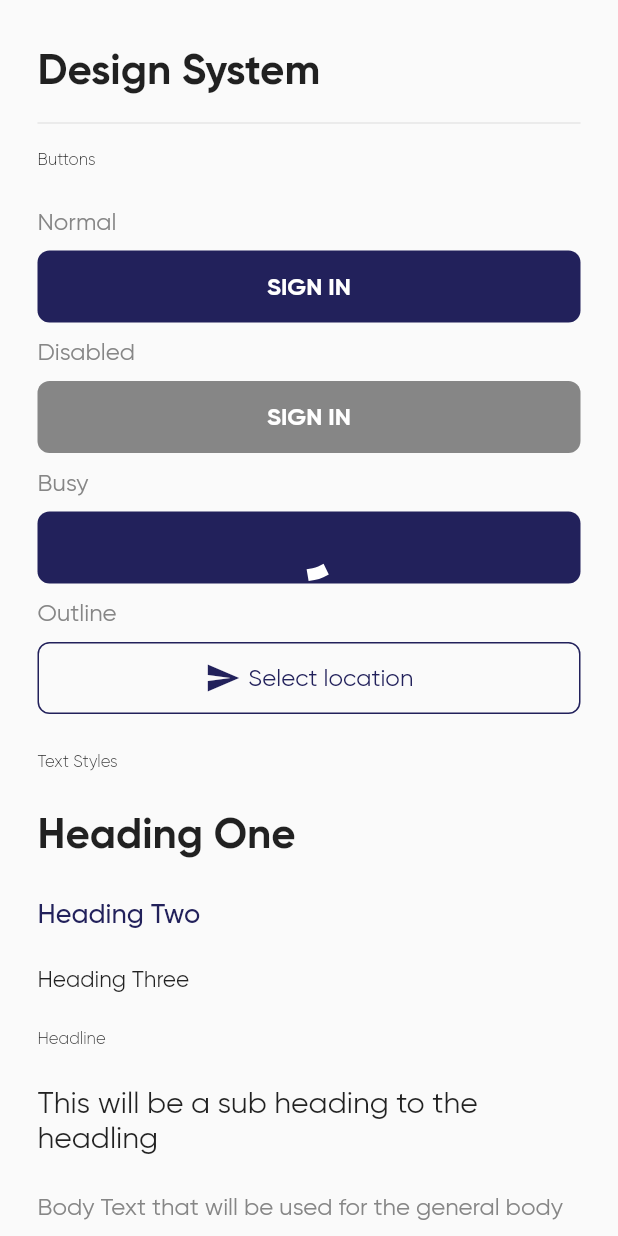
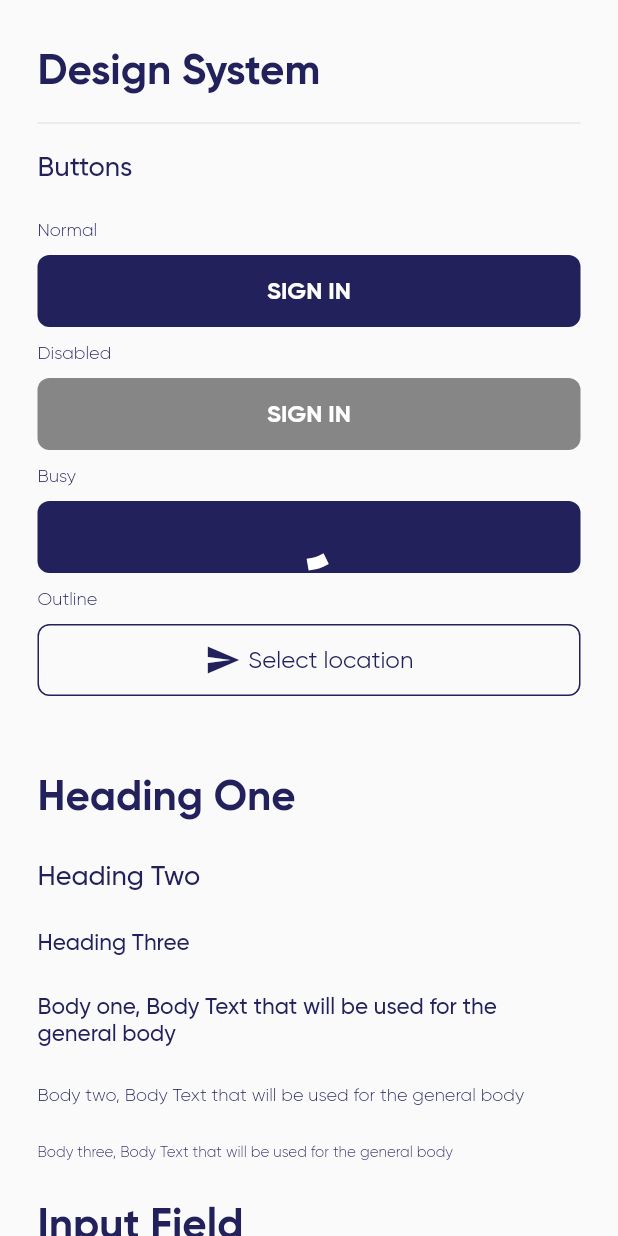
Before and after one commit to bannarisoftwares/Box_UI, a Flutter app: the screen it shows after launch, on a phone screen of 412 x 824 dp. Run offline on Flutter 3.47's test engine with Material 2 defaults, Android fonts, the phone set to English and light mode, and no system bars; our stand-ins replace flutter_svg.

Commit message:
Refactored headline and body text

```diff
--- a/example/lib/example_view.dart
+++ b/example/lib/example_view.dart
@@ -24,7 +24,7 @@ class ExampleView extends StatelessWidget {
   }
 
   List<Widget> get textWidgets => [
-        BoxText.headline('Text Styles'),
+        // BoxText.headline('Text Styles'),
         verticalSpaceMedium,
         BoxText.headingOne('Heading One'),
         verticalSpaceMedium,
@@ -32,40 +32,38 @@ class ExampleView extends StatelessWidget {
         verticalSpaceMedium,
         BoxText.headingThree('Heading Three'),
         verticalSpaceMedium,
-        BoxText.headline('Headline'),
+        BoxText.bodyOne('Body one, Body Text that will be used for the general body'),
         verticalSpaceMedium,
-        BoxText.subheading('This will be a sub heading to the headling'),
+        BoxText.bodyTwo('Body two, Body Text that will be used for the general body'),
         verticalSpaceMedium,
-        BoxText.body('Body Text that will be used for the general body'),
-        verticalSpaceMedium,
-        BoxText.caption('This will be the caption usually for smaller details'),
+        BoxText.bodyThree('Body three, Body Text that will be used for the general body'),
         verticalSpaceMedium,
       ];
 
   List<Widget> get buttonWidgets => [
-        BoxText.headline('Buttons'),
+        BoxText.headingTwo('Buttons'),
         verticalSpaceMedium,
-        BoxText.body('Normal'),
+        BoxText.bodyTwo('Normal'),
         verticalSpaceSmall,
         BoxButton(
           title: 'SIGN IN',
         ),
         verticalSpaceSmall,
-        BoxText.body('Disabled'),
+        BoxText.bodyTwo('Disabled'),
         verticalSpaceSmall,
         BoxButton(
           title: 'SIGN IN',
           disabled: true,
         ),
         verticalSpaceSmall,
-        BoxText.body('Busy'),
+        BoxText.bodyTwo('Busy'),
         verticalSpaceSmall,
         BoxButton(
           title: 'SIGN IN',
           busy: true,
         ),
         verticalSpaceSmall,
-        BoxText.body('Outline'),
+        BoxText.bodyTwo('Outline'),
         verticalSpaceSmall,
         BoxButton.outline(
           title: 'Select location',
@@ -78,16 +76,16 @@ class ExampleView extends StatelessWidget {
       ];
 
   List<Widget> get inputFields => [
-        BoxText.headline('Input Field'),
+        BoxText.headingOne('Input Field'),
         verticalSpaceSmall,
-        BoxText.body('Normal'),
+        BoxText.bodyTwo('Normal'),
         verticalSpaceSmall,
         BoxInputField(
           controller: TextEditingController(),
           placeholder: 'Enter Password',
         ),
         verticalSpaceSmall,
-        BoxText.body('Leading Icon'),
+        BoxText.bodyTwo('Leading Icon'),
         verticalSpaceSmall,
         BoxInputField(
           controller: TextEditingController(),
@@ -95,7 +93,7 @@ class ExampleView extends StatelessWidget {
           placeholder: 'Enter TV Code',
         ),
         verticalSpaceSmall,
-        BoxText.body('Trailing Icon'),
+        BoxText.bodyTwo('Trailing Icon'),
         verticalSpaceSmall,
         BoxInputField(
           controller: TextEditingController(),
--- a/lib/src/shared/styles.dart
+++ b/lib/src/shared/styles.dart
@@ -6,22 +6,21 @@ import '../../box_ui.dart';
 
 // To make it clear which weight we are using, we'll define the weight even for regular
 // fonts
-const TextStyle heading1Style = TextStyle(
-  fontSize: 28,
-  fontWeight: FontWeight.w700,
-);
+const TextStyle heading1Style =
+    TextStyle(fontSize: 28, fontWeight: FontWeight.w700, color: kcPrimaryColor);
 
-const TextStyle heading2Style = TextStyle(
-  fontSize: 18,
-  fontWeight: FontWeight.w500,
-  color: kcPrimaryColor
-  // fontStyle: FontStyle.normal
-);
+const TextStyle heading2Style =
+    TextStyle(fontSize: 18, fontWeight: FontWeight.w500, color: kcPrimaryColor);
 
-const TextStyle heading3Style = TextStyle(
-  fontSize: 15,
-  fontWeight: FontWeight.w400,
-);
+const TextStyle heading3Style =
+    TextStyle(fontSize: 15, fontWeight: FontWeight.w500, color: kcPrimaryColor);
+
+const TextStyle body1Style =
+    TextStyle(fontSize: 15, fontWeight: FontWeight.w500, color: kcPrimaryColor);
+const TextStyle body2Style =
+    TextStyle(fontSize: 12, fontWeight: FontWeight.w300, color: kcPrimaryColor);
+const TextStyle body3Style =
+    TextStyle(fontSize: 10, fontWeight: FontWeight.w300, color: kcPrimaryColor);
 
 const TextStyle headlineStyle = TextStyle(
   fontSize: 11,
--- a/lib/src/widgets/autocomplete_listItem.dart
+++ b/lib/src/widgets/autocomplete_listItem.dart
@@ -21,8 +21,8 @@ class AutoCompleteListItem extends StatelessWidget {
             color: kcMediumGreyColor,
           ),
           onTap: () => onTap(),
-          title: BoxText.subheading(city),
-          subtitle: BoxText.caption(state),
+          title: BoxText.bodyOne(city),
+          subtitle: BoxText.bodyTwo(state),
         ),
         Divider(
           indent: 50,
--- a/lib/src/widgets/box_search.dart
+++ b/lib/src/widgets/box_search.dart
@@ -5,21 +5,36 @@ import 'package:flutter/material.dart';
 import 'package:flutter_svg/svg.dart';
 
 class BoxSearch extends StatelessWidget {
-  const BoxSearch({Key? key}) : super(key: key);
+  final String hintText;
+  final double verticalPadding;
+  final double horizontalPadding;
+  final double borderWidth;
+  final double borderRadius;
+
+  // const BoxSearch({Key? key, this.hintText = "Search"}) : super(key: key);
+  const BoxSearch(
+      {Key? key,
+      this.hintText = "Search",
+      this.verticalPadding = 5,
+      this.horizontalPadding = 15,
+      this.borderWidth = 1,
+      this.borderRadius = 10})
+      : super(key: key);
 
   @override
   Widget build(BuildContext context) {
     return Container(
         // margin: EdgeInsets.symmetric(vertical: 30),
-        padding: EdgeInsets.symmetric(vertical: 5, horizontal: 15),
+        padding: EdgeInsets.symmetric(
+            vertical: verticalPadding, horizontal: horizontalPadding),
         decoration: BoxDecoration(
             color: Colors.white,
-            borderRadius: BorderRadius.circular(10),
-            border: Border.all(color: kcBorderColor, width: 1)),
+            borderRadius: BorderRadius.circular(borderRadius),
+            border: Border.all(color: kcBorderColor, width: borderWidth)),
         child: TextField(
           // style: TextStyle(fontFamily: FontStyle.),
           decoration: InputDecoration(
-            hintText: "Search Groups",
+            hintText: hintText,
             hintStyle: heading2Style,
             border: InputBorder.none,
             icon: SvgPicture.asset(
--- a/lib/src/widgets/box_text.dart
+++ b/lib/src/widgets/box_text.dart
@@ -7,42 +7,64 @@ class BoxText extends StatelessWidget {
   final TextStyle style;
   final TextAlign alignment;
   final int width;
+  final Color color;
 
-  const BoxText.headingOne(this.text, {TextAlign align = TextAlign.start})
+  const BoxText.headingOne(this.text,
+      {TextAlign align = TextAlign.start, this.color = kcPrimaryColor})
       : style = heading1Style,
         width = 10,
         alignment = align;
 
-  const BoxText.headingTwo(this.text, {TextAlign align = TextAlign.start})
+  const BoxText.headingTwo(this.text,
+      {TextAlign align = TextAlign.start, this.color = kcPrimaryColor})
       : style = heading2Style,
         width = 10,
         alignment = align;
 
-  const BoxText.headingThree(this.text, {TextAlign align = TextAlign.start})
+  const BoxText.headingThree(this.text,
+      {TextAlign align = TextAlign.start, this.color = kcPrimaryColor})
       : style = heading3Style,
         width = 10,
         alignment = align;
 
-  const BoxText.headline(this.text, {TextAlign align = TextAlign.start})
-      : style = headlineStyle,
+  const BoxText.bodyOne(this.text,
+      {TextAlign align = TextAlign.start, this.color = kcPrimaryColor})
+      : style = body1Style,
         width = 10,
         alignment = align;
 
-  const BoxText.subheading(this.text, {TextAlign align = TextAlign.start})
-      : style = subheadingStyle,
+  const BoxText.bodyTwo(this.text,
+      {TextAlign align = TextAlign.start, this.color = kcPrimaryColor})
+      : style = body2Style,
         width = 10,
         alignment = align;
 
-  const BoxText.caption(this.text, {TextAlign align = TextAlign.start})
-      : style = captionStyle,
+  const BoxText.bodyThree(this.text,
+      {TextAlign align = TextAlign.start, this.color = kcPrimaryColor})
+      : style = body3Style,
         width = 10,
         alignment = align;
 
-  BoxText.body(this.text,
-      {Color color = kcMediumGreyColor, TextAlign align = TextAlign.start})
-      : style = bodyStyle.copyWith(color: color),
-        width = 10,
-        alignment = align;
+  // const BoxText.headline(this.text, {TextAlign align = TextAlign.start, this.color = kcPrimaryColor})
+  //     : style = headlineStyle,
+  //       width = 10,
+  //       alignment = align;
+  //
+  // const BoxText.subheading(this.text, {TextAlign align = TextAlign.start, this.color = kcPrimaryColor})
+  //     : style = subheadingStyle,
+  //       width = 10,
+  //       alignment = align;
+  //
+  // const BoxText.caption(this.text, {TextAlign align = TextAlign.start, this.color = kcPrimaryColor})
+  //     : style = captionStyle,
+  //       width = 10,
+  //       alignment = align;
+  //
+  // BoxText.body(this.text,
+  //     {TextAlign align = TextAlign.start, this.color = kcPrimaryColor})
+  //     : style = bodyStyle.copyWith(color: color),
+  //       width = 10,
+  //       alignment = align;
 
   @override
   Widget build(BuildContext context) {
```
